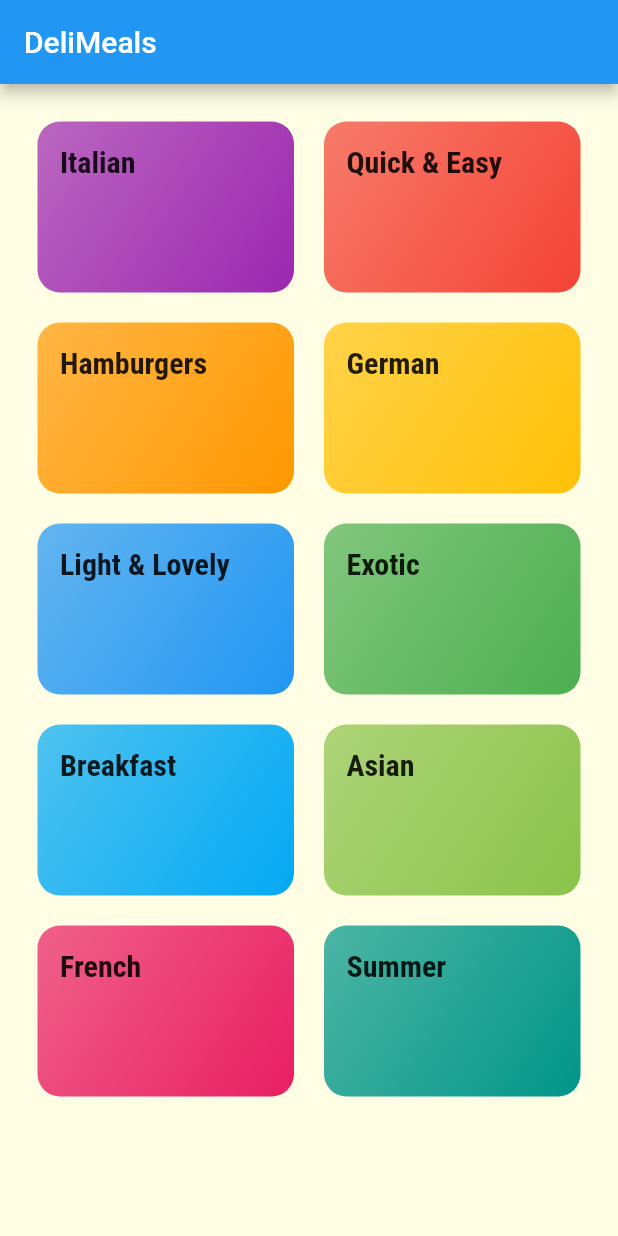
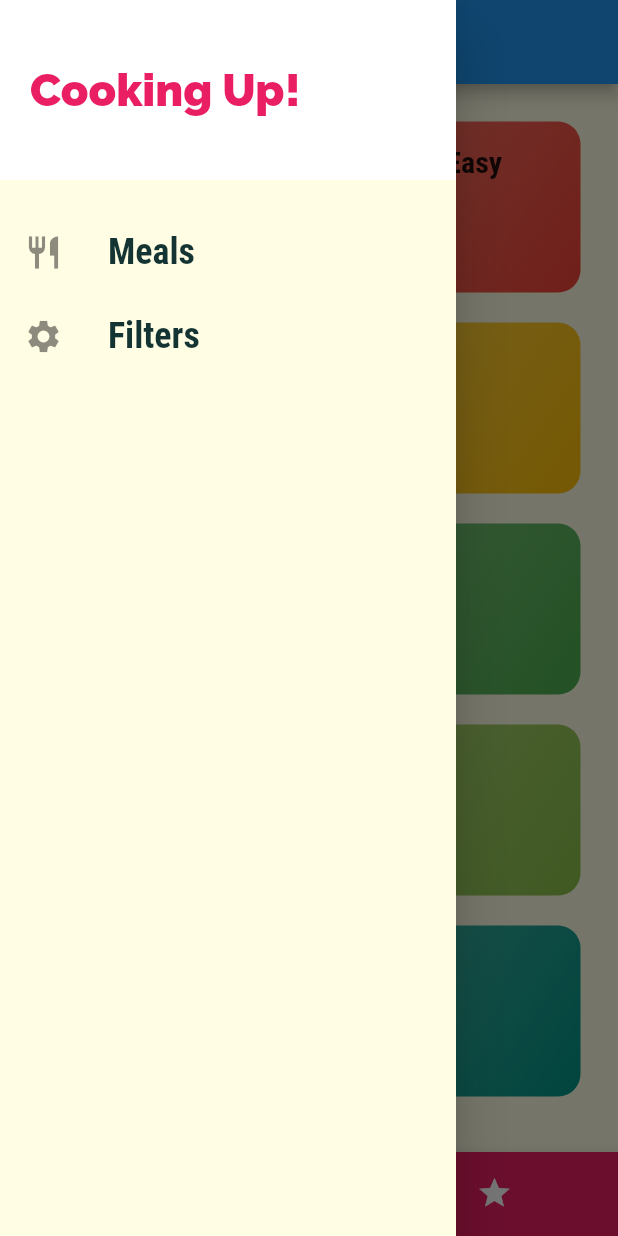
Before and after one commit to sarthakagrawal927/meals_app, a Flutter app: the screen it shows after launch, with the side drawer open (before the commit the screen has no drawer), on a phone screen of 412 x 824 dp. Run offline on Flutter 3.47's test engine with Material 2 defaults, Android fonts, the phone set to English and light mode, and no system bars.

Commit message:
Add filters logic & improved navigation

```diff
--- a/lib/main.dart
+++ b/lib/main.dart
@@ -1,12 +1,50 @@
 import 'package:flutter/material.dart';
-import 'package:meals_app/screens/meal_detail_screen.dart';
+import 'package:meals_app/models/meal.dart';
+import 'package:meals_app/utils/dummy_data.dart';
+import './screens/filters_screen.dart';
+import './screens/meal_detail_screen.dart';
+import './screens/tabs_screen.dart';
 
 import './screens/categories_screen.dart';
 import './screens/category_meals_screen.dart';
 
 void main() => runApp(MyApp());
 
-class MyApp extends StatelessWidget {
+class MyApp extends StatefulWidget {
+  @override
+  State<MyApp> createState() => _MyAppState();
+}
+
+class _MyAppState extends State<MyApp> {
+  Map<String, bool> _filters = {
+    'gluten': false,
+    'lactose': false,
+    'vegan': false,
+    'vegetarian': false,
+  };
+  List<Meal> _availableMeals = DUMMY_MEALS;
+
+  void _setFilters(Map<String, bool> filterData) {
+    setState(() {
+      _filters = filterData;
+      _availableMeals = DUMMY_MEALS.where((meal) {
+        if (_filters['gluten'] && !meal.isGlutenFree) {
+          return false;
+        }
+        if (_filters['lactose'] && !meal.isLactoseFree) {
+          return false;
+        }
+        if (_filters['vegan'] && !meal.isVegan) {
+          return false;
+        }
+        if (_filters['vegetarian'] && !meal.isVegetarian) {
+          return false;
+        }
+        return true;
+      }).toList();
+    });
+  }
+
   @override
   Widget build(BuildContext context) {
     return MaterialApp(
@@ -30,13 +68,14 @@ class MyApp extends StatelessWidget {
       // this is easier to manage
       initialRoute: "/", // default is '/'
       routes: {
-        CategoryMealsScreen.routeName: (ctx) => CategoryMealsScreen(),
-        '/': (ctx) => CategoriesScreen(),
+        '/': (ctx) => TabsScreen(),
+        CategoryMealsScreen.routeName: (ctx) =>
+            CategoryMealsScreen(_availableMeals),
         MealDetailScreen.routeName: (ctx) => MealDetailScreen(),
+        FiltersScreen.routeName: (ctx) => FiltersScreen(_setFilters, _filters),
       },
       onGenerateRoute: (settings) {
         // if pushed route is not in routes
-        print(settings.arguments);
         return MaterialPageRoute(builder: (ctx) => CategoriesScreen());
       },
       onUnknownRoute: (settings) {
--- a/lib/screens/categories_screen.dart
+++ b/lib/screens/categories_screen.dart
@@ -6,9 +6,7 @@ import '../widgets/category_item.dart';
 class CategoriesScreen extends StatelessWidget {
   @override
   Widget build(BuildContext context) {
-    return Scaffold(
-        appBar: AppBar(title: const Text('DeliMeals')),
-        body: GridView(
+    return GridView(
         padding: const EdgeInsets.all(25),
         gridDelegate: const SliverGridDelegateWithMaxCrossAxisExtent(
           // takes care of structuring the grid
@@ -20,6 +18,6 @@ class CategoriesScreen extends StatelessWidget {
         children: DUMMY_CATEGORIES
             .map((catData) =>
                 CategoryItem(catData.id, catData.title, catData.color))
-                .toList()));
+            .toList());
   }
 }
--- /dev/null
+++ b/lib/screens/tabs_screen.dart
@@ -0,0 +1,64 @@
+import 'package:flutter/src/foundation/key.dart';
+import 'package:flutter/src/widgets/container.dart';
+import 'package:flutter/src/widgets/framework.dart';
+
+import 'package:flutter/material.dart';
+
+import './favourites_screen.dart';
+import './categories_screen.dart';
+import "../widgets/main_drawer.dart";
+
+class TabsScreen extends StatefulWidget {
+  const TabsScreen({Key key}) : super(key: key);
+
+  @override
+  State<TabsScreen> createState() => _TabsScreenState();
+}
+
+class _TabsScreenState extends State<TabsScreen> {
+  List<Map<String, Object>> _pages = [
+    {'page': CategoriesScreen(), 'title': 'Categories'},
+    {'page': FavoritesScreen(), 'title': 'Your Favorites'},
+  ];
+  int _selectedPageIndex = 0;
+  void _selectPage(int index) {
+    setState(() {
+      _selectedPageIndex = index;
+    });
+  }
+
+  @override
+  Widget build(BuildContext context) {
+    return Scaffold(
+      appBar: AppBar(
+        title: Text(_pages[_selectedPageIndex]['title']),
+      ),
+      drawer: MainDrawer(),
+      body: _pages[_selectedPageIndex]['page'],
+      bottomNavigationBar: BottomNavigationBar(
+        onTap: (index) {
+          setState(() {
+            _selectedPageIndex = index;
+          });
+        },
+        backgroundColor: Theme.of(context).primaryColor,
+        unselectedItemColor: Colors.white,
+        selectedItemColor: Theme.of(context).copyWith().selectedRowColor,
+        currentIndex: _selectedPageIndex, // to tell which tab is selected
+        type: BottomNavigationBarType.shifting,
+        items: [
+          BottomNavigationBarItem(
+            icon: const Icon(Icons.category),
+            backgroundColor: Theme.of(context).primaryColor,
+            label: 'Categories',
+          ),
+          BottomNavigationBarItem(
+            backgroundColor: Theme.of(context).primaryColor,
+            icon: const Icon(Icons.star),
+            label: 'Favorites',
+          ),
+        ],
+      ),
+    ); // use when you want to manage the entire screen
+  }
+}
--- /dev/null
+++ b/lib/widgets/main_drawer.dart
@@ -0,0 +1,59 @@
+import "package:flutter/material.dart";
+import 'package:meals_app/screens/filters_screen.dart';
+
+class MainDrawer extends StatelessWidget {
+  Widget buildListTile(
+      // since here we don't have any state change that could trigger the build method, we can also use a builder widget
+      context,
+      String title,
+      IconData icon,
+      Function tapHandler) {
+    return ListTile(
+      leading: Icon(
+        icon,
+        size: 26,
+      ),
+      title: Text(
+        title,
+        style: TextStyle(
+          fontFamily: 'RobotoCondensed',
+          fontSize: 24,
+          fontWeight: FontWeight.bold,
+        ),
+      ),
+      onTap: tapHandler,
+    );
+  }
+
+  @override
+  Widget build(BuildContext context) {
+    return Drawer(
+      child: Column(
+        children: <Widget>[
+          Container(
+            height: 120,
+            width: double.infinity,
+            padding: EdgeInsets.all(20),
+            alignment: Alignment.centerLeft,
+            color: Theme.of(context).copyWith().bottomAppBarColor,
+            child: Text(
+              'Cooking Up!',
+              style: TextStyle(
+                fontWeight: FontWeight.w900,
+                fontSize: 30,
+                color: Theme.of(context).primaryColor,
+              ),
+            ),
+          ),
+          SizedBox(height: 20),
+          buildListTile(context, 'Meals', Icons.restaurant, () {
+            Navigator.of(context).pushReplacementNamed('/');
+          }),
+          buildListTile(context, 'Filters', Icons.settings, () {
+            Navigator.of(context).pushReplacementNamed(FiltersScreen.routeName);
+          }),
+        ],
+      ),
+    );
+  }
+}
```
Also changed, not shown: lib/screens/category_meals_screen.dart (+43 -19 lines), lib/screens/favourites_screen.dart (added, +16 -0 lines), lib/screens/filters_screen.dart (added, +110 -0 lines), lib/screens/meal_detail_screen.dart (+7 -0 lines), lib/widgets/meal_item.dart (+9 -1 lines). Lines whose indentation alone changed are shown as unchanged.
